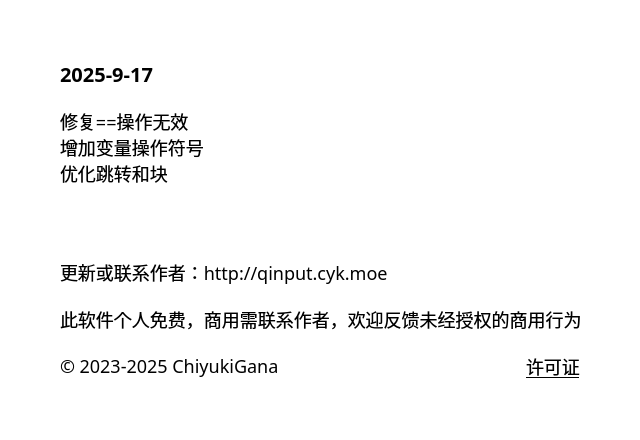
Above: source/ui/AboutUi.ui from ChiyukiGana/Quickinput before the change. Below: the same form after it.
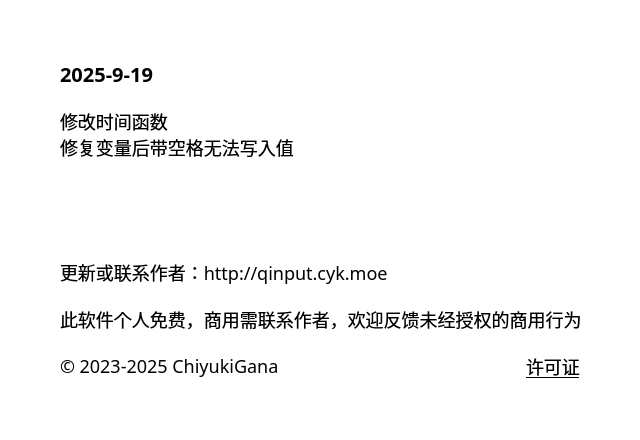
That is the form after the change.

```diff
--- a/source/ui/AboutUi.ui
+++ b/source/ui/AboutUi.ui
@@ -90,7 +90,7 @@
          <string notr="true">font-size:20px</string>
         </property>
         <property name="text">
-         <string>2025-9-17</string>
+         <string>2025-9-19</string>
         </property>
         <property name="textFormat">
          <enum>Qt::TextFormat::PlainText</enum>
@@ -106,9 +106,8 @@
          </sizepolicy>
         </property>
         <property name="text">
-         <string>修复==操作无效
-增加变量操作符号
-优化跳转和块</string>
+         <string>修改时间函数
+修复变量后带空格无法写入值</string>
         </property>
         <property name="textFormat">
          <enum>Qt::TextFormat::PlainText</enum>
```
